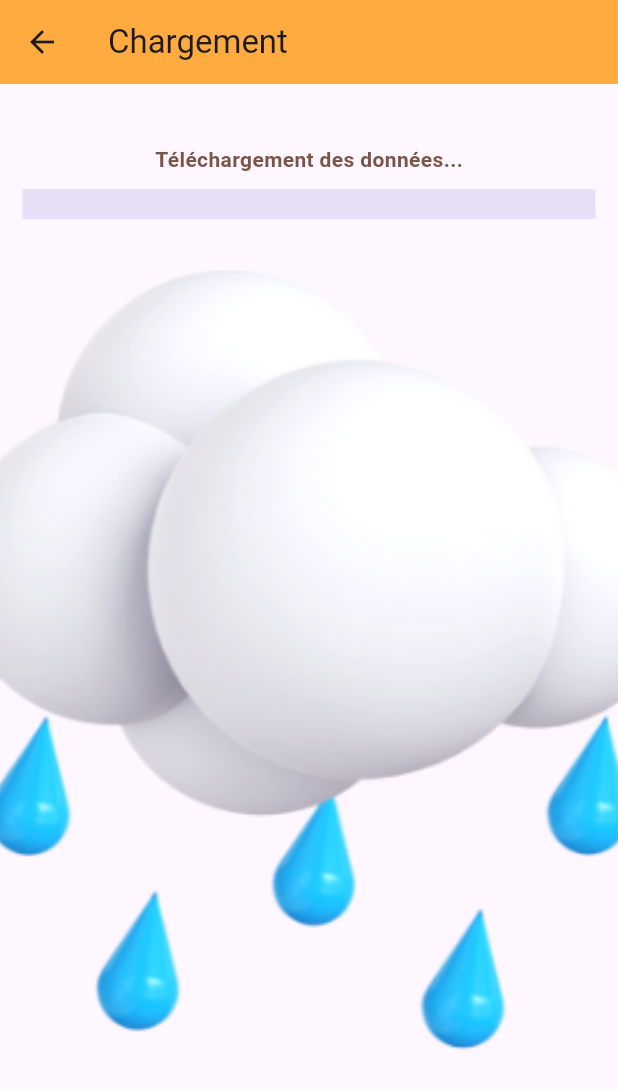
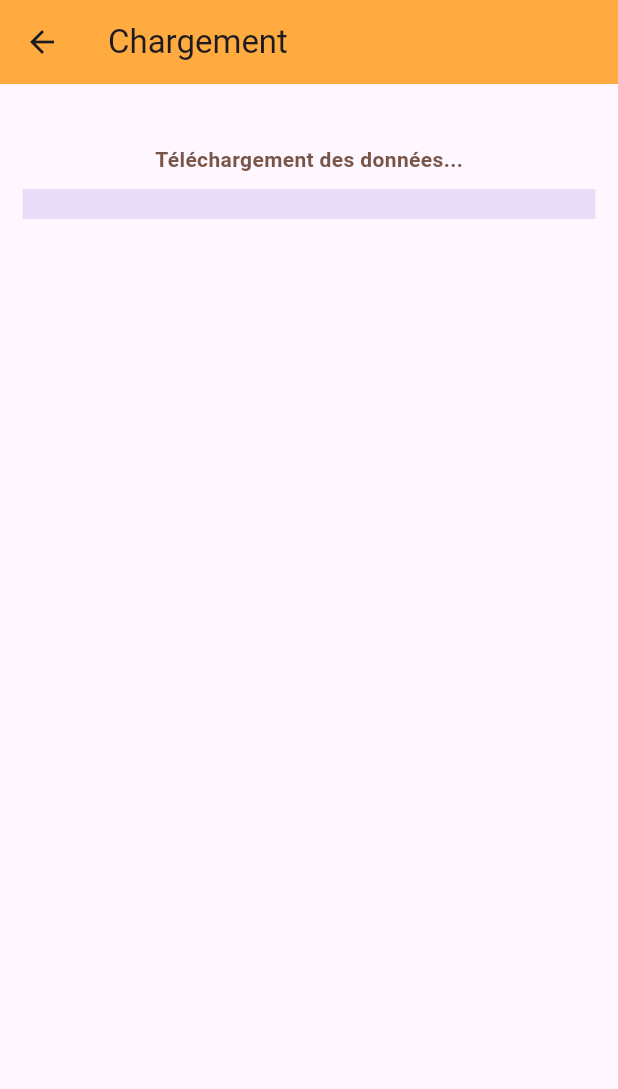
Before and after one commit to ibrahima-isi/test_app, a Flutter app: the ProgressScreen screen opened directly, on a phone screen of 412 x 824 dp. Shown: the top 1089 px of the screen. Run offline on Flutter 3.47's test engine with Material 3 defaults, Android fonts, the phone set to English and light mode, and no system bars.

Commit message:
fixing beug on progressbar_screen

```diff
--- a/lib/screens/progressbar_screen.dart
+++ b/lib/screens/progressbar_screen.dart
@@ -88,14 +88,7 @@ void init() {
         title: const Text('Chargement'),
         backgroundColor: Colors.orangeAccent,
       ),
-      body: Container(
-        decoration: const BoxDecoration(
-          image: DecorationImage(
-            image: AssetImage("assets/2.png"),
-            fit: BoxFit.cover,
-          )
-        ),
-        child: Center(
+      body: Center(
         child: Column(
           mainAxisAlignment: MainAxisAlignment.center,
           children: [
@@ -178,7 +171,6 @@ void init() {
           ],
         ),
       ),
-      ),
     );
   }
 }
```
Lines whose indentation alone changed are shown as unchanged.
